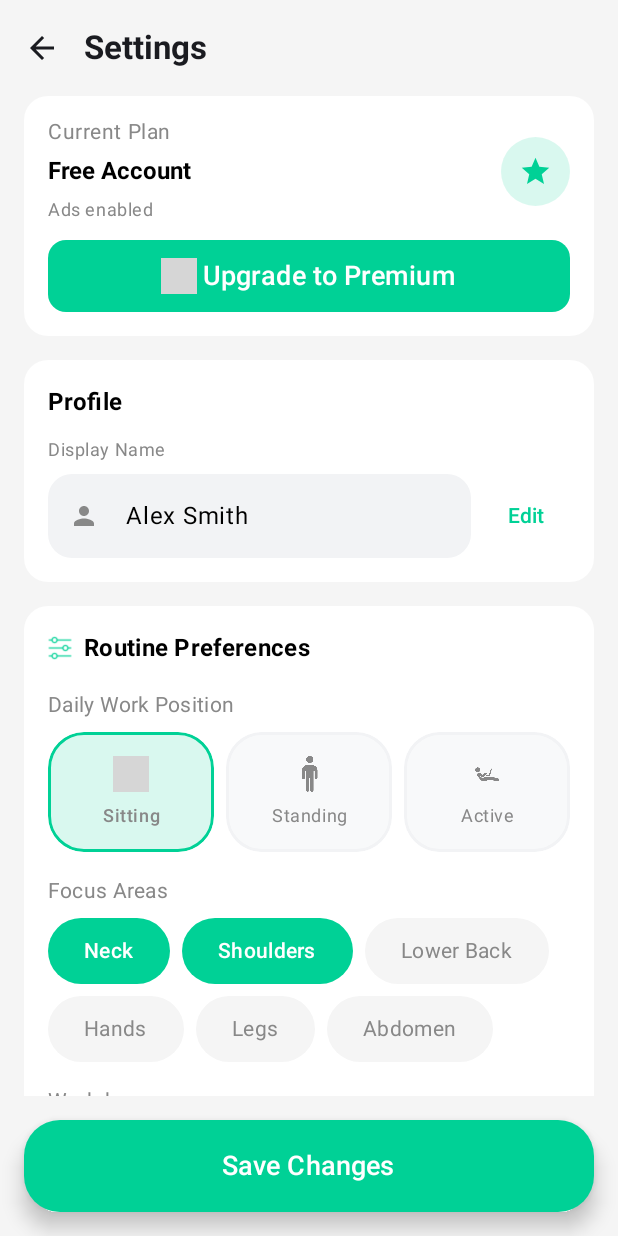
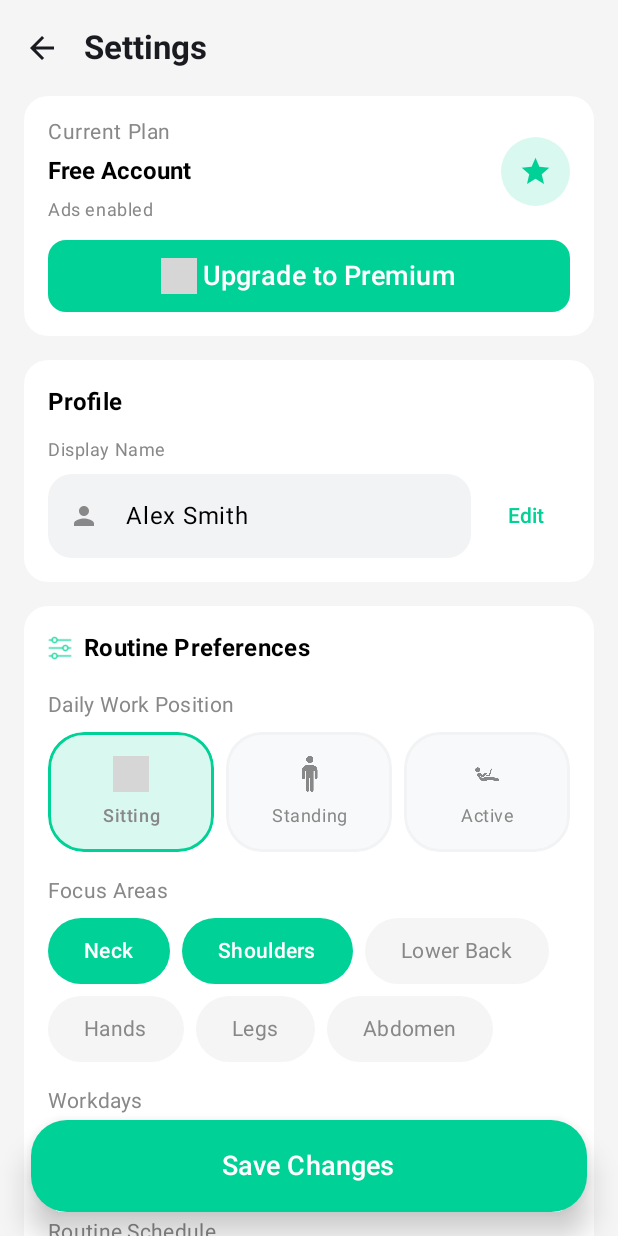
Before and after one commit to FelipePolo/strechreminder, an Android app built with Jetpack Compose: the SettingsScreen screen opened through its navigation route, on a phone screen of 412 x 824 dp. Run offline under Robolectric (Android 15) with nearby library versions, the light colour scheme and no system bars; our stand-ins replace constraintlayout-compose; grey boxes are pictures that could not be loaded.

Commit message:
Save chance botton from bottom bar as floating in setting screen

```diff
--- a/app/src/main/java/com/fpstudio/stretchreminder/ui/screen/settings/SettingsScreen.kt
+++ b/app/src/main/java/com/fpstudio/stretchreminder/ui/screen/settings/SettingsScreen.kt
@@ -48,15 +48,19 @@ fun SettingsScreen(
                 SideEffect.NavigateToEditProfile -> {
                     // TODO: Navigate to edit profile
                 }
+
                 SideEffect.NavigateToPremium -> {
                     // TODO: Navigate to premium
                 }
+
                 SideEffect.NavigateToRateApp -> {
                     // TODO: Open Play Store
                 }
+
                 SideEffect.NavigateToFeedback -> {
                     // TODO: Open feedback form
                 }
+
                 SideEffect.ShowSaveSuccess -> {
                     // TODO: Show success message
                 }
@@ -116,23 +120,18 @@ fun SettingsContent(
                 )
             )
         },
-        bottomBar = {
-            Surface(
-                modifier = Modifier.fillMaxWidth(),
-                color = Color(0xFFF5F5F5)
-            ) {
+        floatingActionButton = {
             Button(
                 onClick = { onIntent(Intent.SaveChanges) },
                 modifier = Modifier
-                        .fillMaxWidth()
-                        .padding(16.dp),
+                    .fillMaxWidth(0.9f),
                 colors = ButtonDefaults.buttonColors(
                     containerColor = TurquoiseAccent
                 ),
                 shape = RoundedCornerShape(24.dp),
                 elevation = ButtonDefaults.buttonElevation(
-                        defaultElevation = 8.dp,
-                        pressedElevation = 12.dp
+                    defaultElevation = 12.dp,
+                    pressedElevation = 16.dp
                 )
             ) {
                 Text(
@@ -143,8 +142,8 @@ fun SettingsContent(
                     modifier = Modifier.padding(vertical = 12.dp)
                 )
             }
-            }
-        }
+        },
+        floatingActionButtonPosition = FabPosition.Center
     ) { paddingValues ->
         Box(
             modifier = Modifier.fillMaxSize()
@@ -220,11 +219,8 @@ fun SettingsContent(
                         onClick = { onIntent(Intent.SendFeedback) }
                     )
                 }
-
-                Spacer(modifier = Modifier.height(16.dp))
+                Spacer(modifier = Modifier.height(80.dp))
             }
-
-            Spacer(modifier = Modifier.height(16.dp))
         }
     }
 
```
Lines whose indentation alone changed are shown as unchanged.
